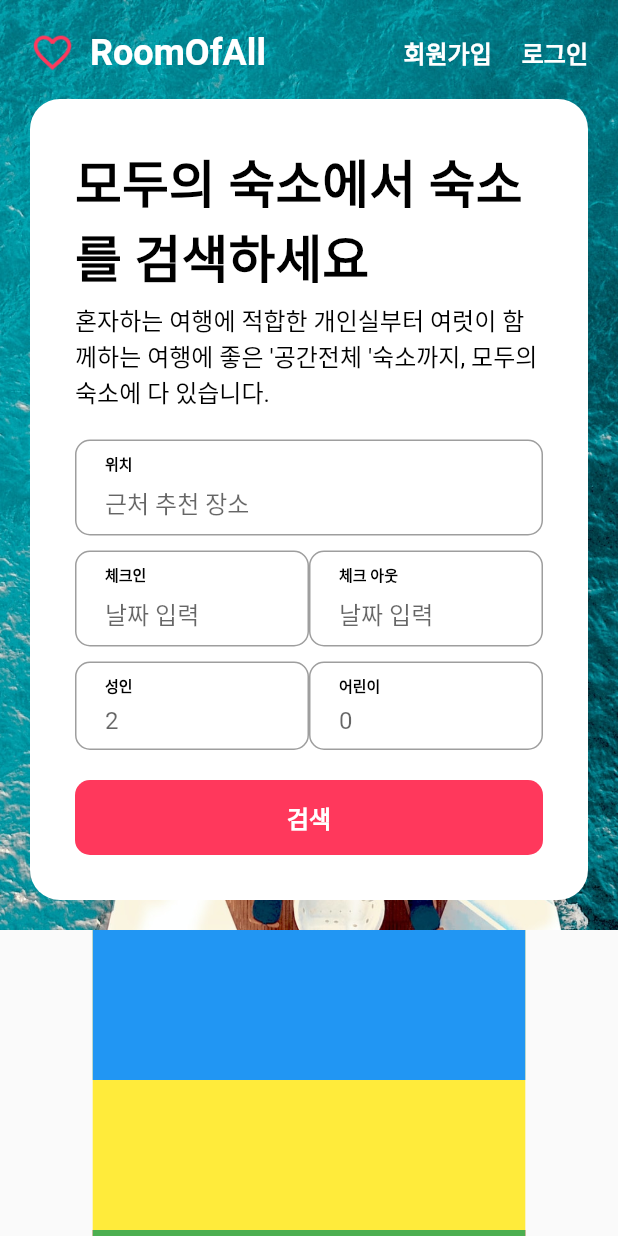
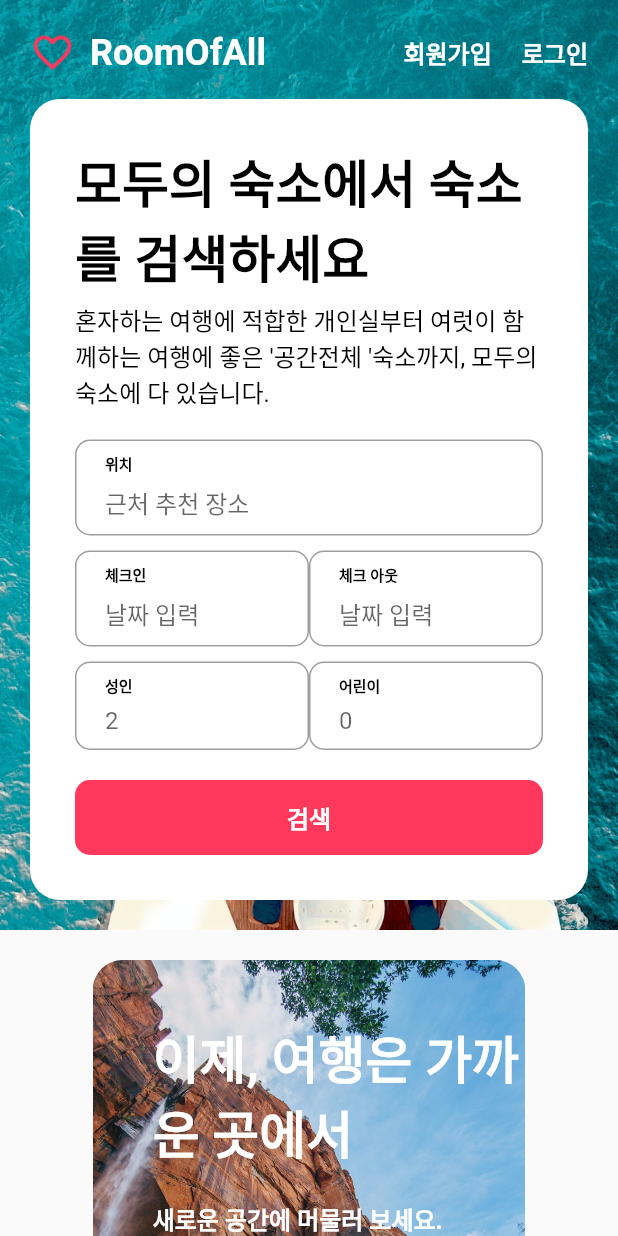
Before and after one commit to Sylar0012/flutter_airbnb, a Flutter app: the screen it shows after launch, on a phone screen of 412 x 824 dp. Run offline on Flutter 3.47's test engine with Material 2 defaults, Android fonts, the phone set to English and light mode, and no system bars.

Commit message:
숙박앱 메인 페이지 완료

```diff
--- a/lib/components/common/common_form_field.dart
+++ b/lib/components/common/common_form_field.dart
@@ -19,7 +19,7 @@ class CommformField extends StatelessWidget {
             border: OutlineInputBorder(borderRadius: BorderRadius.circular(10)),
             focusedBorder: OutlineInputBorder(
               borderRadius: BorderRadius.circular(10),
-              borderSide: BorderSide(color: Colors.black, width: 2),
+              borderSide: BorderSide(color: Colors.grey, width: 2),
             ),
           ),
         ),
--- a/lib/components/home/home_body_banner.dart
+++ b/lib/components/home/home_body_banner.dart
@@ -1,12 +1,15 @@
 import 'package:flutter/material.dart';
+import 'package:flutter_airbnb/components/common/basicButton.dart';
+import 'package:flutter_airbnb/size.dart';
+import 'package:flutter_airbnb/styles.dart';
 
 class HomeBodyBanner extends StatelessWidget {
   const HomeBodyBanner({Key? key}) : super(key: key);
 
   @override
   Widget build(BuildContext context) {
-    return Container(
-      height: 200,
+    return Padding(
+      padding: const EdgeInsets.only(top: gap_m, bottom: gap_m),
       child: Stack(
         // 나중에 패딩 주기
         children: [
@@ -18,16 +21,55 @@ class HomeBodyBanner extends StatelessWidget {
   }
 
   Widget _bulidBannerImage() {
-    return Container(
-      height: 200,
-      color: Colors.yellow,
+    return ClipRRect(
+      borderRadius: BorderRadius.circular(20),
+      child: Image.asset(
+        "assets/banner.jpg",
+        fit: BoxFit.cover,
+        width: double.infinity,
+        height: 320,
+      ),
     );
   }
 
   Widget _bulidBannerCaption() {
-    return Container(
-      height: 100,
-      color: Colors.blue,
+    return Positioned(
+      top: 40,
+      left: 40,
+      child: Column(
+        crossAxisAlignment: CrossAxisAlignment.start,
+        children: [
+          Container(
+            constraints: BoxConstraints(
+              maxWidth: 275,
+            ),
+            child: Text(
+              "이제, 여행은 가까운 곳에서",
+              style: h4(mColor: Colors.white),
+            ),
+          ),
+          SizedBox(height: gap_m),
+          Container(
+            constraints: BoxConstraints(
+              maxWidth: 260,
+            ),
+            child: Text("새로운 공간에 머물러 보세요. ",
+                style: subtitle1(mColor: Colors.white)),
+          ),
+          Container(
+            constraints: BoxConstraints(
+              maxWidth: 280,
+            ),
+            child: Text("살아보기, 출장, 여행등 다양한 목적에 맞는 숙소를 찾아보세요",
+                style: subtitle1(mColor: Colors.white)),
+          ),
+          SizedBox(height: gap_m),
+          SizedBox(
+            width: 170,
+            child: BasicButton(text: "가까운 여행지 둘러보기"),
+          ),
+        ],
+      ),
     );
   }
 }
--- a/lib/components/home/home_body_popular.dart
+++ b/lib/components/home/home_body_popular.dart
@@ -1,5 +1,7 @@
 import 'package:flutter/material.dart';
 import 'package:flutter_airbnb/components/home/home_body_popular_item.dart';
+import 'package:flutter_airbnb/size.dart';
+import 'package:flutter_airbnb/styles.dart';
 
 class HomeBodyPopular extends StatelessWidget {
   const HomeBodyPopular({Key? key}) : super(key: key);
@@ -16,13 +18,19 @@ class HomeBodyPopular extends StatelessWidget {
   }
 
   Widget _buildPopularTitle() {
-    return SizedBox();
+    return Column(
+      children: [
+        Text("한국 숙소에 직접 다녀간 게스트의 후기", style: h5()),
+        Text("게스트 후기 2,500,000개 이상, 평균 평점 4.7점 ( 5점 만점 )", style: body1()),
+        SizedBox(
+          height: gap_m,
+        )
+      ],
+    );
   }
 
   Widget _buildPopularList() {
     return Container(
-      // 나중에 빼기
-      color: Colors.red,
       child: Wrap(
         children: [
           HomeBodyPopularItem(id: 0),
```
Also changed, not shown: lib/components/common/basicButton.dart (added, +27 -0 lines), lib/components/home/home_body_popular_item.dart (+82 -12 lines).
